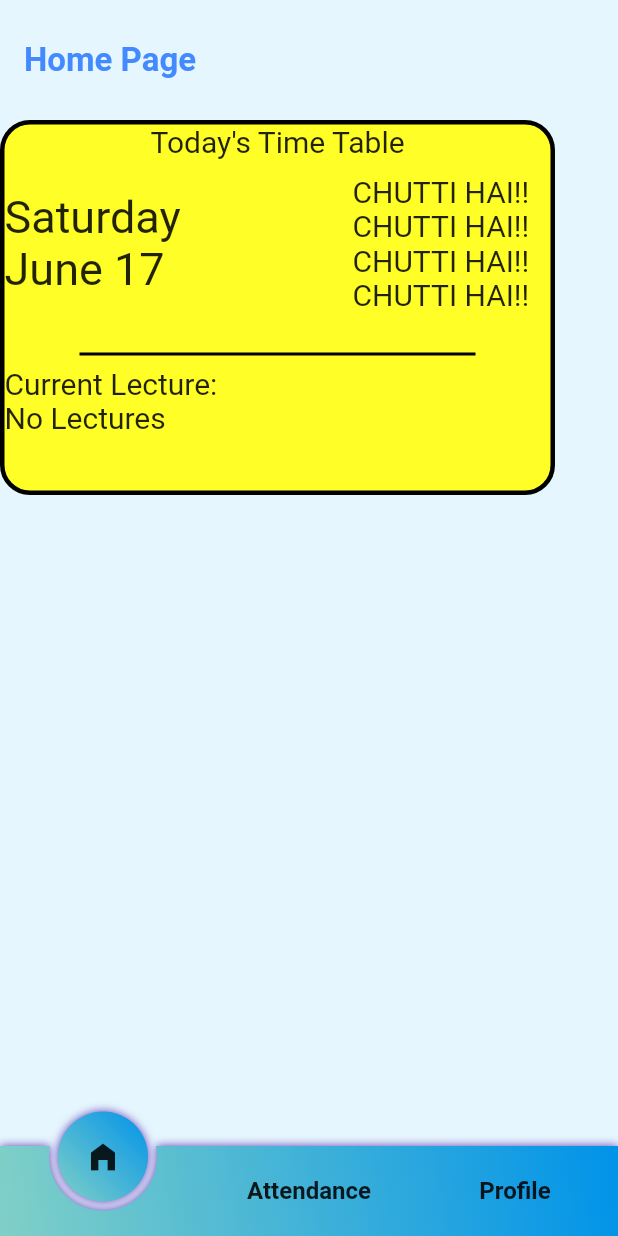
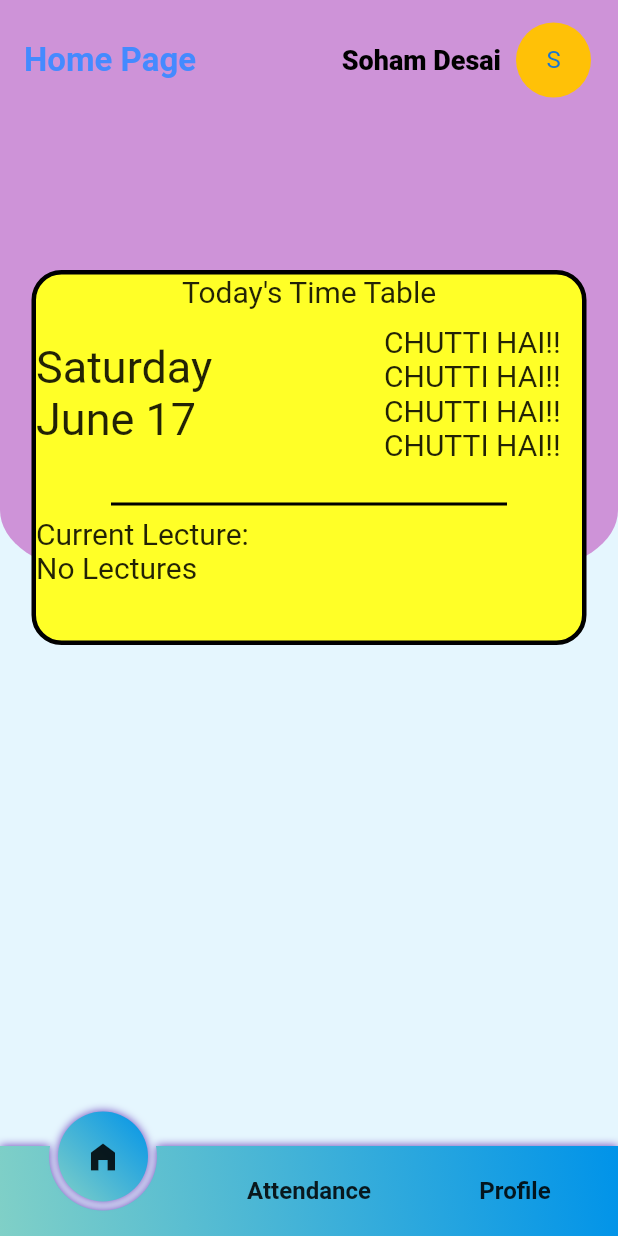
Before and after one commit to SohamDesai1/XIE-IT-HUB, a Flutter app: the HomePage screen opened by its route, on a phone screen of 412 x 824 dp. Run offline on Flutter 3.47's test engine with Material 2 defaults, Android fonts, the phone set to English and light mode, and no system bars; drawn by our look-alikes of circle_nav_bar; our stand-ins replace firebase_auth, firebase_core, flutter_riverpod, go_router, google_sign_in, ionicons and 1 more; accounts and stored records are empty.

Commit message:
style(home page): ui improvements

```diff
--- a/lib/pages/attendance.dart
+++ b/lib/pages/attendance.dart
@@ -22,7 +22,9 @@ class _AttendanceState extends State<Attendance> {
   @override
   Widget build(BuildContext context) {
     return Scaffold(
-      appBar: AppBar(title: Text("Attendance")),
+      appBar: AppBar(
+        title: Text("Attendance"),
+      ),
       // floatingActionButton: FloatingActionButton(
       //   onPressed: () {},
       //   child: Icon(Icons.add),
--- a/lib/pages/home_page.dart
+++ b/lib/pages/home_page.dart
@@ -14,11 +14,50 @@ class _HomePageState extends State<HomePage> {
   Widget build(BuildContext context) {
     return Scaffold(
       appBar: AppBar(
+        backgroundColor: Colors.purple[200],
         title: const Text("Home Page"),
+        actions: const [
+          Center(
+            child: Text(
+              "Soham Desai",
+              style: TextStyle(
+                  color: Colors.black,
+                  fontSize: 18,
+                  fontWeight: FontWeight.w800),
+            ),
+          ),
+          SizedBox(
+            width: 10,
+          ),
+          Padding(
+            padding: EdgeInsets.only(right: 18.0),
+            child: CircleAvatar(
+              radius: 25,
+              backgroundColor: Colors.amber,
+              child: Text("S"),
+            ),
+          )
+        ],
       ),
       bottomNavigationBar: const BottomNavBar(),
-      body: const Center(
-        child: TimeTable(),
+      body: Column(
+        children: [
+          Stack(
+            alignment: const Alignment(0, 3),
+            children: [
+              Container(
+                width: double.infinity,
+                height: 300,
+                decoration: BoxDecoration(
+                    color: Colors.purple[200],
+                    borderRadius: const BorderRadius.only(
+                        bottomLeft: Radius.elliptical(60, 40),
+                        bottomRight: Radius.elliptical(60, 40))),
+              ),
+              const TimeTable()
+            ],
+          )
+        ],
       ),
     );
   }
--- a/lib/widgets/time_table.dart
+++ b/lib/widgets/time_table.dart
@@ -96,8 +96,7 @@ class _TimeTableState extends State<TimeTable> {
 
   @override
   Widget build(BuildContext context) {
-    return Scaffold(
-      body: Container(
+    return Container(
       width: 370,
       height: 250,
       decoration: BoxDecoration(
@@ -167,7 +166,6 @@ class _TimeTableState extends State<TimeTable> {
           )
         ],
       ),
-      ),
     );
   }
 }
```
Lines whose indentation alone changed are shown as unchanged.
